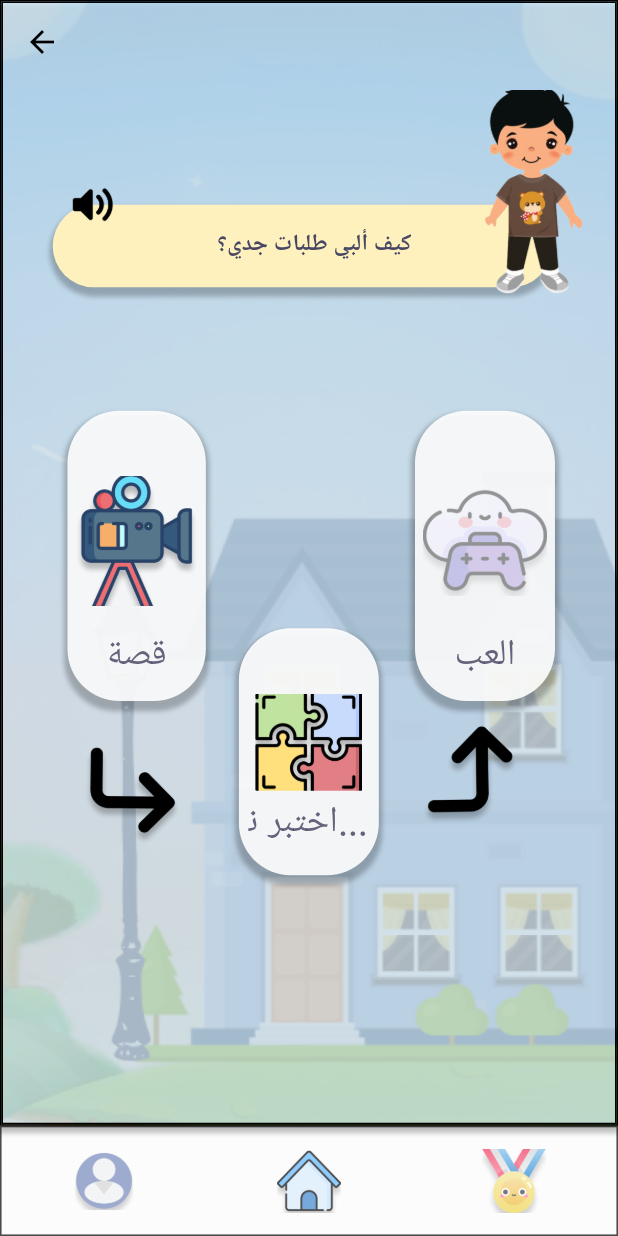
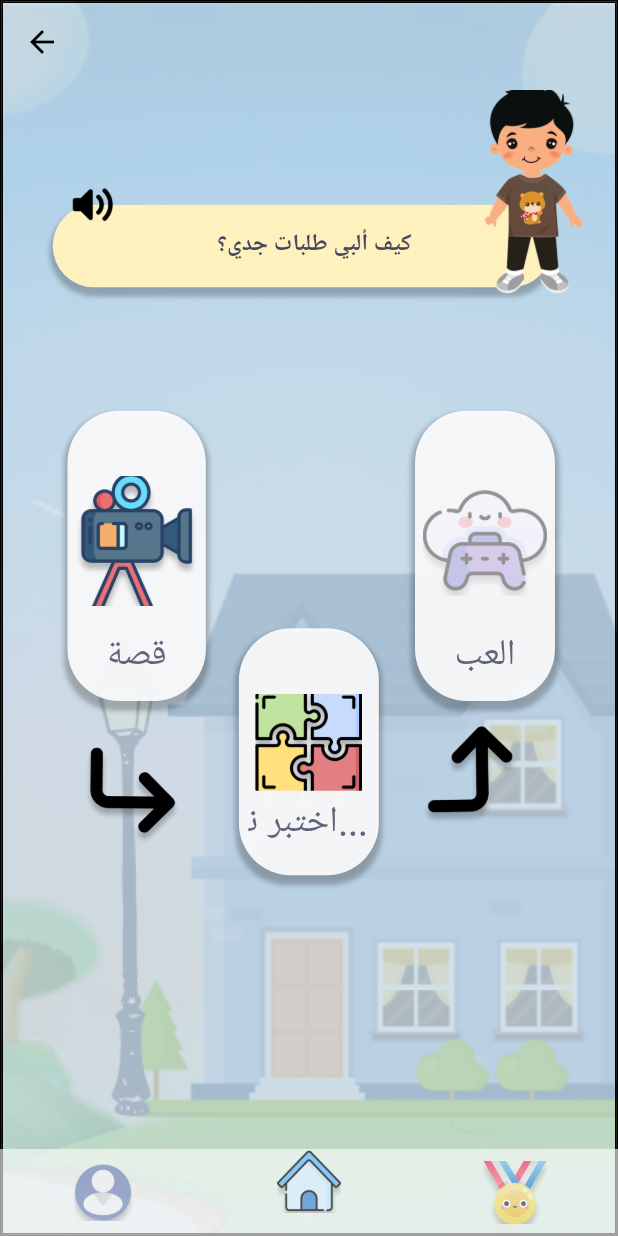
Before and after one commit to Raghadalmohsen/RazeenProject, a Flutter app: the Frame131Screen screen opened by its route, on a phone screen of 412 x 824 dp. Run offline on Flutter 3.47's test engine with Material 3 defaults, Android fonts, the phone set to English and light mode, and no system bars; our stand-ins replace cached_network_image, flutter_svg, flutter_svg_provider.

Commit message:
تعديلات بسيطه على البوتوم بار

```diff
--- a/raghad_s_razeen-v1.0.1/lib/presentation/frame_105_screen/frame_105_screen.dart
+++ b/raghad_s_razeen-v1.0.1/lib/presentation/frame_105_screen/frame_105_screen.dart
@@ -33,8 +33,11 @@ class Frame105Screen extends StatelessWidget {
           backgroundColor: Color.fromARGB(0, 17, 7, 51),
           elevation: 0,
         ),
+
         resizeToAvoidBottomInset: false,
+
         body: SizedBox(
+
           width: SizeUtils.width,
           child: SingleChildScrollView(
             padding: EdgeInsets.only(
@@ -57,16 +60,16 @@ class Frame105Screen extends StatelessWidget {
                           horizontal: 20.h,
                           vertical: 45.v,
                         ),
-                        decoration: BoxDecoration(
-                          border: Border.all(),
-                          image: DecorationImage(
-                            image: AssetImage(
-                              ImageConstant.imgGroup225,
-                             //الخلفيه
-                            ),
-                            fit: BoxFit.cover,
-                          ),
-                        ),
+                        // decoration: BoxDecoration(
+                        //   border: Border.all(),
+                        //   image: DecorationImage(
+                        //     image: AssetImage(
+                        //       ImageConstant.imgGroup225,
+                        //      //الخلفيه
+                        //     ),
+                        //     fit: BoxFit.cover,
+                        //   ),
+                        // ),
                         child: Column(
                           mainAxisSize: MainAxisSize.min,
                           crossAxisAlignment: CrossAxisAlignment.start,
--- a/raghad_s_razeen-v1.0.1/lib/presentation/frame_131_screen/frame_131_screen.dart
+++ b/raghad_s_razeen-v1.0.1/lib/presentation/frame_131_screen/frame_131_screen.dart
@@ -30,6 +30,7 @@ class Frame131Screen extends StatelessWidget {
 
 
 
+        extendBody: true,
         bottomNavigationBar: _buildBottomAppBar(context),
         floatingActionButtonLocation: FloatingActionButtonLocation.centerDocked,
         body: Container(
@@ -226,7 +227,7 @@ class Frame131Screen extends StatelessWidget {
                 ),
               ),
               CustomImageView(
-                imagePath: ImageConstant.imgScreenshot2023,
+                imagePath: ImageConstant.imgScreenshot2023,//رزين
                 height: 141.v,
                 width: 103.h,
                   margin: EdgeInsets.only(
--- a/raghad_s_razeen-v1.0.1/lib/widgets/custom_bottom_bar.dart
+++ b/raghad_s_razeen-v1.0.1/lib/widgets/custom_bottom_bar.dart
@@ -40,16 +40,15 @@ class CustomBottomBarState extends State<CustomBottomBar> {
   @override
   Widget build(BuildContext context) {
     return Container(
-      height: 76.v,
+      height: 60.v,
       decoration: BoxDecoration(
-        border: Border.all(
-          color: theme.colorScheme.primary.withOpacity(0.7),
-          width: 1.h,
-        ),
+        borderRadius:
+       BorderRadiusStyle.roundedBorder33,
+
       ),
 
       child: BottomNavigationBar(
-        backgroundColor: Colors.transparent,
+        backgroundColor: Color.fromARGB(153, 255, 255, 255),
         showSelectedLabels: false,
         showUnselectedLabels: false,
         selectedFontSize: 0,
@@ -65,6 +64,9 @@ class CustomBottomBarState extends State<CustomBottomBar> {
                   imagePath: bottomMenuList[index].icon,
                   height: 44.adaptSize,
                   width: 44.adaptSize,
+                   margin: EdgeInsets.only(
+                    bottom: 80.v,
+                   ),
                 ),
               ),
               label: '',
@@ -77,6 +79,7 @@ class CustomBottomBarState extends State<CustomBottomBar> {
                 imagePath: bottomMenuList[index].icon,
                 height: 44.adaptSize,
                 width: 44.adaptSize,
+
               ),
             ),
             activeIcon: Opacity(
```
